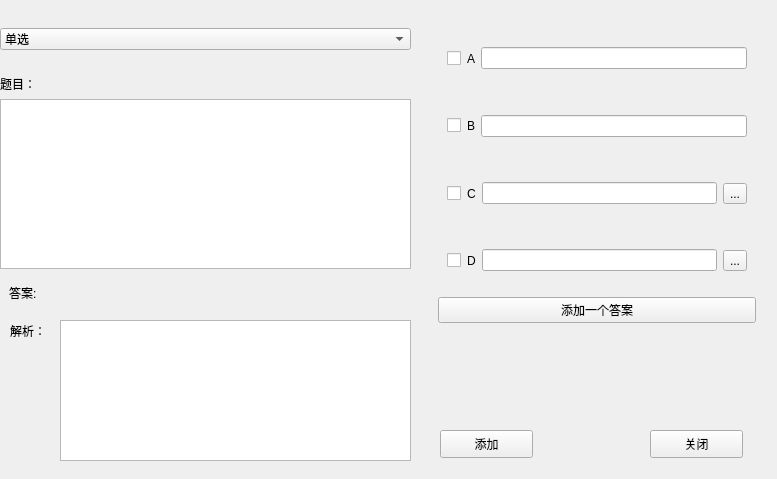
jjbrow/qt, file ExamEase/addquestion.ui: the form before one commit.
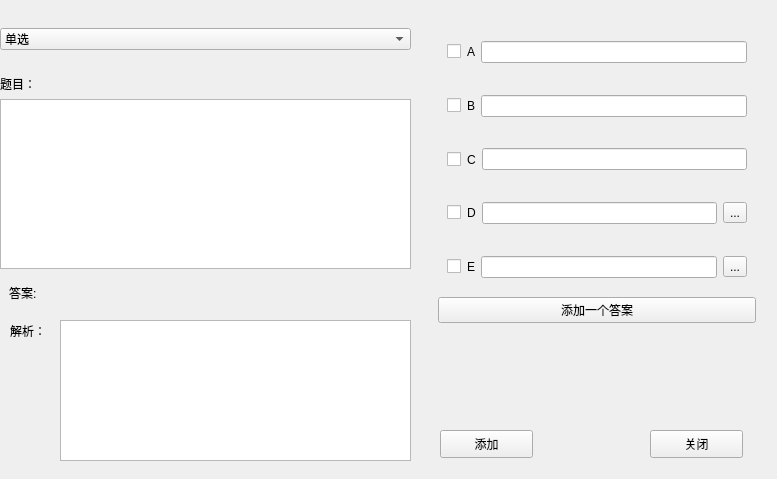
The form after the commit. The open tabs and pages were chosen to show the change.

What changed in the file:
```diff
--- a/ExamEase/addquestion.ui
+++ b/ExamEase/addquestion.ui
@@ -484,13 +484,6 @@
            <item>
             <widget class="QLineEdit" name="lineEdit_m3"/>
            </item>
-           <item>
-            <widget class="QToolButton" name="toolButton_8">
-             <property name="text">
-              <string>...</string>
-             </property>
-            </widget>
-           </item>
           </layout>
          </widget>
         </item>
@@ -544,7 +537,56 @@
          </widget>
         </item>
         <item>
-         <widget class="QPushButton" name="pushButton_6">
+         <widget class="QWidget" name="widget_23" native="true">
+          <layout class="QHBoxLayout" name="horizontalLayout_19">
+           <item>
+            <widget class="QCheckBox" name="checkBox_5">
+             <property name="maximumSize">
+              <size>
+               <width>16777215</width>
+               <height>16777215</height>
+              </size>
+             </property>
+             <property name="styleSheet">
+              <string notr="true"/>
+             </property>
+             <property name="text">
+              <string/>
+             </property>
+             <property name="iconSize">
+              <size>
+               <width>32</width>
+               <height>16</height>
+              </size>
+             </property>
+            </widget>
+           </item>
+           <item>
+            <widget class="QLabel" name="label_23">
+             <property name="styleSheet">
+              <string notr="true">color: rgb(0, 0, 0);
+font: 14pt &quot;微软雅黑&quot;;</string>
+             </property>
+             <property name="text">
+              <string>E</string>
+             </property>
+            </widget>
+           </item>
+           <item>
+            <widget class="QLineEdit" name="lineEdit_m5"/>
+           </item>
+           <item>
+            <widget class="QToolButton" name="deleteButton_10">
+             <property name="text">
+              <string>...</string>
+             </property>
+            </widget>
+           </item>
+          </layout>
+         </widget>
+        </item>
+        <item>
+         <widget class="QPushButton" name="addCheckBox">
           <property name="text">
            <string>添加一个答案</string>
           </property>
```
Left out of the diff: 2 changed lines with no effect on the pictures.
